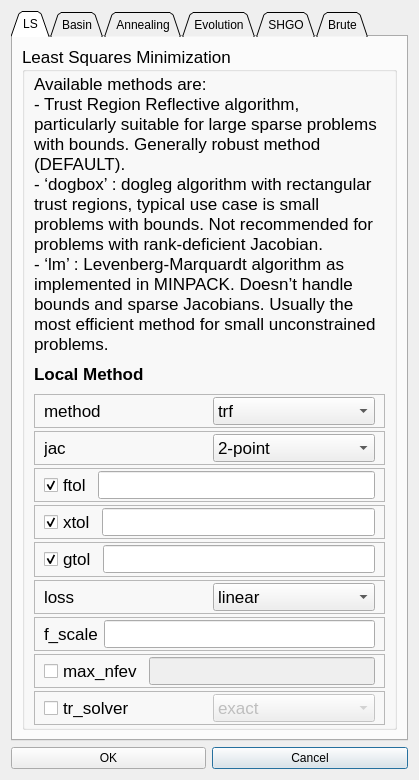
This is RepTate/gui/fittingoptions.ui in jorge-ramirez-upm/RepTate as Qt 5 draws it before an edit. The edited form follows.
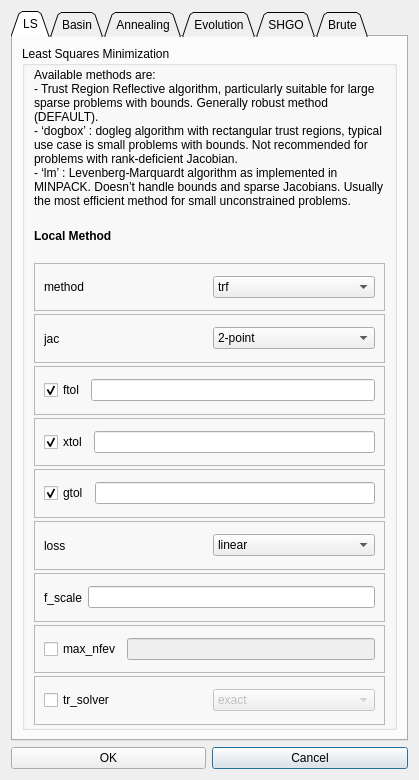
This is the edited form. The open tabs and pages were chosen to show the change. Icons and pictures are not drawn.

Commit message: fix fit option dialog aspect

Patch:
```diff
--- a/RepTate/gui/fittingoptions.ui
+++ b/RepTate/gui/fittingoptions.ui
@@ -63,16 +63,6 @@
       <layout class="QVBoxLayout" name="verticalLayout_6">
        <item>
         <widget class="QGroupBox" name="groupBox">
-         <property name="font">
-          <font>
-           <pointsize>13</pointsize>
-           <weight>50</weight>
-           <bold>false</bold>
-          </font>
-         </property>
-         <property name="layoutDirection">
-          <enum>Qt::LeftToRight</enum>
-         </property>
          <property name="title">
           <string>Least Squares Minimization</string>
          </property>
@@ -106,7 +96,6 @@
            <widget class="QLabel" name="label_5">
             <property name="font">
              <font>
-              <pointsize>13</pointsize>
               <weight>75</weight>
               <bold>true</bold>
              </font>
```
Left out of the diff: 54 changed lines with no effect on the pictures. The commit also changes 1 other file.
